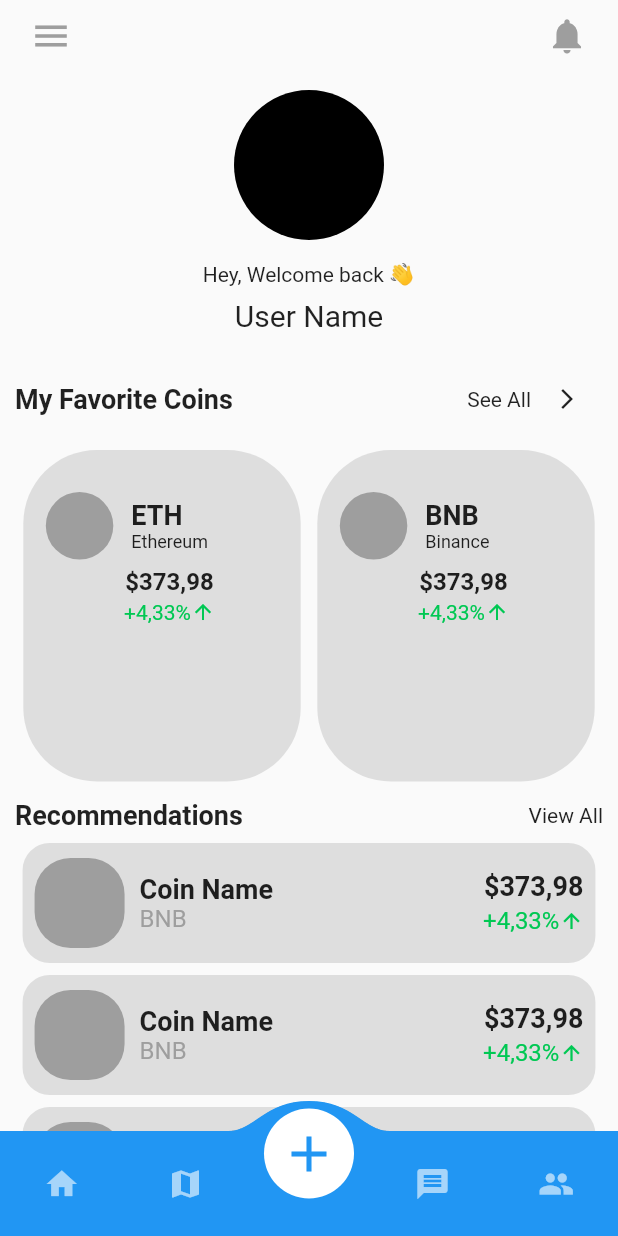
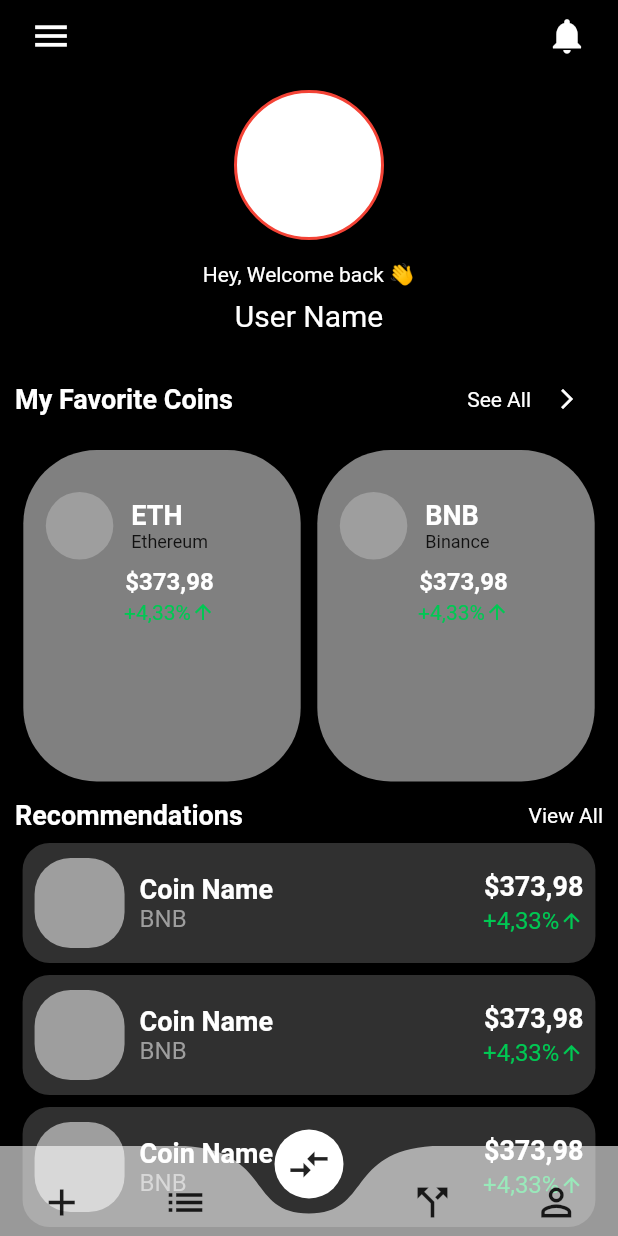
Before and after one commit to RitikRajoria/Crypto-Tracker-App, a Flutter app: the screen it shows after launch, on a phone screen of 412 x 824 dp. Run offline on Flutter 3.47's test engine with Material 2 defaults, Android fonts, the phone set to English and light mode, and no system bars; drawn by our look-alikes of convex_bottom_bar, curved_navigation_bar.

Commit message:
added themes

```diff
--- a/lib/homepage_navbar.dart
+++ b/lib/homepage_navbar.dart
@@ -1,4 +1,6 @@
-import 'package:convex_bottom_bar/convex_bottom_bar.dart';
+import 'dart:ui';
+
+import 'package:curved_navigation_bar/curved_navigation_bar.dart';
 import 'package:crypto_app_ui/pages/favorites.dart';
 import 'package:crypto_app_ui/pages/home.dart';
 import 'package:crypto_app_ui/pages/search.dart';
@@ -24,6 +26,7 @@ class _HomePageNavbarState extends State<HomePageNavbar> {
     SettingsPage(),
   ];
 
+  @override
   Widget build(BuildContext context) {
     return Scaffold(
       body: Stack(
@@ -31,7 +34,9 @@ class _HomePageNavbarState extends State<HomePageNavbar> {
           pages[pageIndex],
           Align(
             alignment: Alignment.bottomCenter,
-            child: bottombar(),
+            child: Container(
+              child: bottombar(),
+            ),
           ),
         ],
       ),
@@ -42,35 +47,27 @@ class _HomePageNavbarState extends State<HomePageNavbar> {
 
   Widget bottombar() {
     return Container(
-      child: ConvexAppBar(
-        style: TabStyle.reactCircle,
-        height: 70,
-        elevation: 0,
-        top: -20,
-        curveSize: 80,
-        items: [
-          TabItem(
-            icon: Icons.home,
-          ),
-          TabItem(
-            icon: Icons.map,
-          ),
-          TabItem(
-            icon: Icons.add,
-          ),
-          TabItem(
-            icon: Icons.message,
-          ),
-          TabItem(
-            icon: Icons.people,
-          ),
+      child: CurvedNavigationBar(
+        index: 2,
+        height: 60.0,
+        items: <Widget>[
+          Icon(Icons.add, size: 30),
+          Icon(Icons.list, size: 30),
+          Icon(Icons.compare_arrows, size: 30),
+          Icon(Icons.call_split, size: 30),
+          Icon(Icons.perm_identity, size: 30),
         ],
-        initialActiveIndex: 2, //optional, default as 0
-        onTap: (int index) {
+        color: Colors.white.withOpacity(0.6),
+        buttonBackgroundColor: Colors.white,
+        backgroundColor: Colors.transparent,
+        animationCurve: Curves.easeInOut,
+        animationDuration: Duration(milliseconds: 400),
+        onTap: (index) {
           setState(() {
             pageIndex = index;
           });
         },
+        letIndexChange: (index) => true,
       ),
     );
   }
--- a/lib/main.dart
+++ b/lib/main.dart
@@ -1,5 +1,4 @@
 import 'package:crypto_app_ui/homepage_navbar.dart';
-import 'package:crypto_app_ui/pages/home.dart';
 import 'package:flutter/material.dart';
 
 void main() {
@@ -11,6 +10,7 @@ class MyApp extends StatelessWidget {
   Widget build(BuildContext context) {
     return MaterialApp(
       // drawer: Drawer(),
+
       home: HomePageNavbar(),
 
     );
--- a/lib/pages/home.dart
+++ b/lib/pages/home.dart
@@ -1,7 +1,9 @@
+import 'package:crypto_app_ui/themes/colors.dart';
+import 'dart:ui';
 import 'package:flutter/material.dart';
-import 'package:convex_bottom_bar/convex_bottom_bar.dart';
 
 class HomePage extends StatefulWidget {
+
   @override
   State<HomePage> createState() => _HomePageState();
 }
@@ -10,7 +12,9 @@ class _HomePageState extends State<HomePage> {
   @override
   Widget build(BuildContext context) {
     final size = MediaQuery.of(context).size;
+
         return Scaffold(
+          backgroundColor: bgDark,
           body: SafeArea(
             child: Stack(
               children: [
@@ -21,12 +25,12 @@ class _HomePageState extends State<HomePage> {
                     mainAxisAlignment: MainAxisAlignment.spaceBetween,
                     children: [
                       IconButton(
-                    icon: Icon(Icons.menu, color: Colors.grey, size: 28),
+                        icon: Icon(Icons.menu, color: textWhite, size: 28),
                     onPressed: () {},
                   ),
                   IconButton(
                     icon:
-                        Icon(Icons.notifications, color: Colors.grey, size: 28),
+                        Icon(Icons.notifications, color: textWhite, size: 28),
                     onPressed: () {},
                   ),
                 ],
@@ -37,12 +41,6 @@ class _HomePageState extends State<HomePage> {
             SingleChildScrollView(
               child: body(size),
             ),
-
-            //bottom bar
-            // Align(
-            //   alignment: Alignment.bottomCenter,
-            //   child: BottomBar(),
-            // ),
           ],
         ),
       ),
@@ -60,17 +58,18 @@ class _HomePageState extends State<HomePage> {
               height: 100,
               width: 100,
               decoration: BoxDecoration(
-                color: Colors.black,
+                color: textWhite,
+                border: Border.all(width: 2, color: Colors.red),
                 shape: BoxShape.circle,
               ),
             ),
           ),
           SizedBox(height: 15),
-          Text("Hey, Welcome back 👋"),
+          Text("Hey, Welcome back 👋" , style: TextStyle(color: textWhite),),
           SizedBox(height: 8),
           Text(
             "User Name",
-            style: TextStyle(fontSize: 20),
+            style: TextStyle(fontSize: 20,color: textWhite),
           ),
           SizedBox(height: 20),
           //favorites tab
@@ -81,16 +80,17 @@ class _HomePageState extends State<HomePage> {
               children: [
                 Text(
                   "My Favorite Coins",
-                  style: TextStyle(fontSize: 18, fontWeight: FontWeight.bold),
+                  style: TextStyle(fontSize: 18, fontWeight: FontWeight.bold,color: textWhite),
                 ),
                 Row(
                   children: [
-                    Text("See All"),
+                    Text("See All", style: TextStyle(color: textWhite),),
                     IconButton(
                       onPressed: () {},
                       icon: Icon(
                         Icons.arrow_forward_ios,
                         size: 16,
+                        color: textWhite,
                       ),
                     ),
                   ],
@@ -110,7 +110,7 @@ class _HomePageState extends State<HomePage> {
                   height: (size.width + 30) * 0.50,
                   width: (size.width - 10) * 0.46,
                   decoration: BoxDecoration(
-                    color: Colors.grey.withOpacity(0.3),
+                    color: Colors.white.withOpacity(0.5),
                     borderRadius: BorderRadius.circular(49),
                   ),
                   child: Column(
@@ -136,7 +136,8 @@ class _HomePageState extends State<HomePage> {
                                   "ETH",
                                   style: TextStyle(
                                       fontWeight: FontWeight.bold,
-                                      fontSize: 18),
+                                      fontSize: 18,
+                        color: textWhite,),
                                 ),
                                 Text(
                                   "Ethereum",
@@ -157,7 +158,8 @@ class _HomePageState extends State<HomePage> {
                             Text(
                               "\$373,98",
                               style: TextStyle(
-                                  fontSize: 16, fontWeight: FontWeight.bold),
+                                  fontSize: 16, fontWeight: FontWeight.bold,
+                        color: textWhite,),
                             ),
                             SizedBox(height: 3),
                             Row(
@@ -183,7 +185,7 @@ class _HomePageState extends State<HomePage> {
                   height: (size.width + 30) * 0.50,
                   width: (size.width - 10) * 0.46,
                   decoration: BoxDecoration(
-                    color: Colors.grey.withOpacity(0.3),
+                    color: Colors.white.withOpacity(0.5),
                     borderRadius: BorderRadius.circular(49),
                   ),
                   child: Column(
@@ -208,7 +210,8 @@ class _HomePageState extends State<HomePage> {
                                 Text("BNB",
                                     style: TextStyle(
                                         fontWeight: FontWeight.bold,
-                                        fontSize: 18)),
+                                        fontSize: 18,
+                        color: textWhite,)),
                                 Text("Binance", style: TextStyle(fontSize: 12)),
                               ],
                             ),
@@ -225,7 +228,8 @@ class _HomePageState extends State<HomePage> {
                             Text(
                               "\$373,98",
                               style: TextStyle(
-                                  fontSize: 16, fontWeight: FontWeight.bold),
+                                  fontSize: 16, fontWeight: FontWeight.bold,
+                        color: textWhite,),
                             ),
                             SizedBox(height: 3),
                             Row(
@@ -260,9 +264,13 @@ class _HomePageState extends State<HomePage> {
               children: [
                 Text(
                   "Recommendations",
-                  style: TextStyle(fontSize: 18, fontWeight: FontWeight.bold),
+                  style: TextStyle(fontSize: 18, fontWeight: FontWeight.bold,
+                        color: textWhite,),
                 ),
-                Text("View All"),
+                Text("View All", style: TextStyle(
+
+                        color: textWhite,
+                ),),
               ],
             ),
           ),
@@ -301,7 +309,8 @@ class _HomePageState extends State<HomePage> {
                               Text(
                                 "Coin Name",
                                 style: TextStyle(
-                                    fontSize: 18, fontWeight: FontWeight.bold),
+                                    fontSize: 18, fontWeight: FontWeight.bold,
+                        color: textWhite,),
                               ),
                               Text(
                                 "BNB",
@@ -319,7 +328,8 @@ class _HomePageState extends State<HomePage> {
                           Text(
                             "\$373,98",
                             style: TextStyle(
-                                fontSize: 18, fontWeight: FontWeight.bold),
+                                fontSize: 18, fontWeight: FontWeight.bold,
+                        color: textWhite,),
                           ),
                           SizedBox(height: 3),
                           Row(
@@ -348,42 +358,3 @@ class _HomePageState extends State<HomePage> {
     );
   }
 }
-
-// class BottomBar extends StatefulWidget {
-//   @override
-//   State<BottomBar> createState() => _BottomBarState();
-// }
-
-// class _BottomBarState extends State<BottomBar> {
-//   @override
-//   Widget build(BuildContext context) {
-//     return Container(
-//       child: ConvexAppBar(
-//         style: TabStyle.reactCircle,
-//         height: 70,
-//         elevation: 0,
-//         top: -20,
-//         curveSize: 80,
-//         items: [
-//           TabItem(
-//             icon: Icons.home,
-//           ),
-//           TabItem(
-//             icon: Icons.map,
-//           ),
-//           TabItem(
-//             icon: Icons.add,
-//           ),
-//           TabItem(
-//             icon: Icons.message,
-//           ),
-//           TabItem(
-//             icon: Icons.people,
-//           ),
-//         ],
-//         initialActiveIndex: 2, //optional, default as 0
-//         onTap: (int index) {},
-//       ),
-//     );
-//   }
-// }
--- /dev/null
+++ b/lib/themes/colors.dart
@@ -0,0 +1,20 @@
+import 'package:flutter/material.dart';
+
+const Color primary = Color(0xff0095f6);
+const Color secondary = Color(0xffffffff);
+
+const Color textWhite = Color(0xffffffff);
+const Color textBlack = Color(0xff000000);
+const Color textGrey = Color(0xffC8C8C8);
+
+const Color bgWhite = Color(0xffffffff);
+const Color bgDark = Color(0xff000000);
+const Color bgGrey = Color(0xffC8C8C8);
+const Color bgLightGrey = Color(0xffFAFAFA);
+
+
+
+const Color success = Color(0xff44c93a);
+const Color danger = Color(0xffff4657);
+const Color info = Color(0xff5bc0de);
+const Color warning = Color(0xfffeba06);
--- a/pubspec.yaml
+++ b/pubspec.yaml
@@ -34,7 +34,7 @@ dependencies:
   # The following adds the Cupertino Icons font to your application.
   # Use with the CupertinoIcons class for iOS style icons.
   cupertino_icons: ^1.0.2
-  convex_bottom_bar: ^3.0.0
+  curved_navigation_bar: ^1.0.3
 
 dev_dependencies:
   flutter_test:
```
Also changed, not shown: pubspec.lock. Lines whose indentation alone changed are shown as unchanged.
